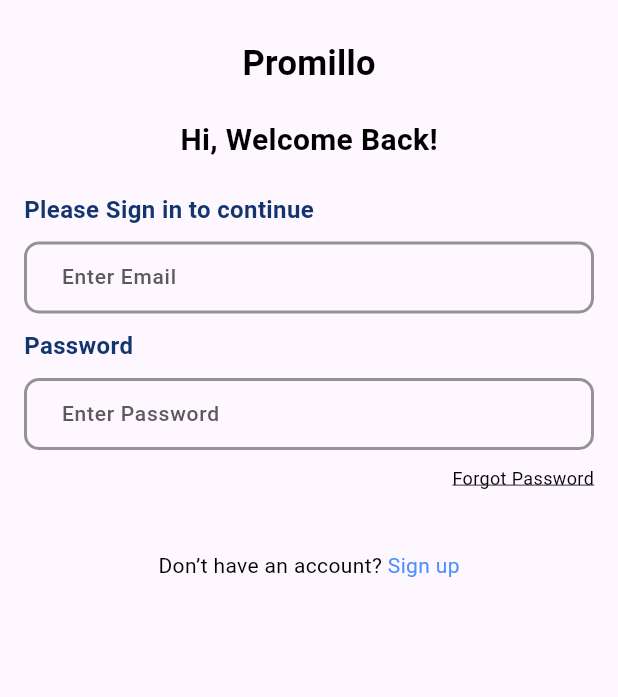
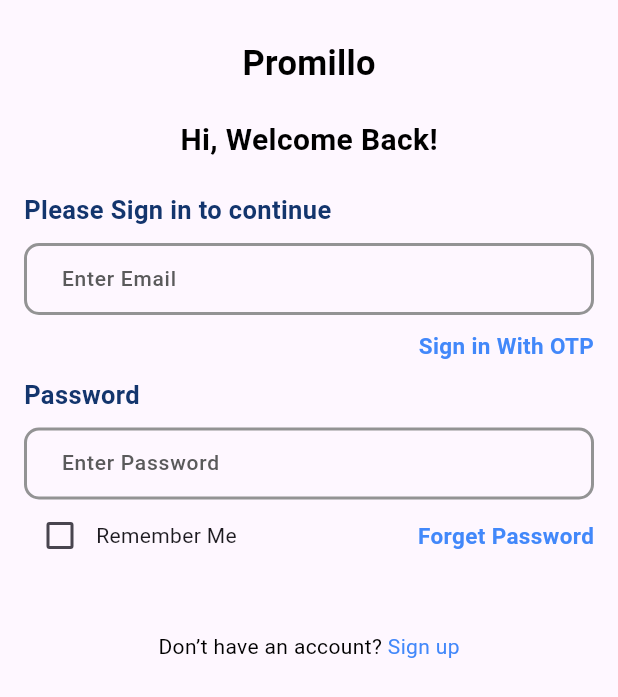
Before and after one commit to TamilSelvanRaja/Thetazero, a Flutter app: the screen it shows after launch, on a phone screen of 412 x 824 dp. Shown: the top 697 px of the screen. Run offline on Flutter 3.47's test engine with Material 3 defaults, Android fonts, the phone set to English and light mode, and no system bars; our stand-ins replace flutter_form_builder, get.

Commit message:
UI Designing

```diff
--- a/lib/constants/colors.dart
+++ b/lib/constants/colors.dart
@@ -1,6 +1,6 @@
 import 'package:flutter/material.dart';
 
-const primaryColor = Color(0xFF4A90FF);
+const primaryColor = Color.fromARGB(255, 66, 136, 250);
 const secondaryColor = Color(0xFF13356D);
 const grey01 = Color(0xFF939394);
 const grey02 = Color(0xFF5A5A5B);
--- a/lib/features/login_screen.dart
+++ b/lib/features/login_screen.dart
@@ -12,6 +12,7 @@
 }
 
 class _LoginScreenViewState extends State<LoginScreenView> {
+  bool remember = false;
   @override
   void initState() {
     super.initState();
@@ -47,6 +48,10 @@
                   },
                 ),
                 UiHelper.verticalSpaceSmall,
+                Row(
+                  children: [const Spacer(), UiHelper.textStyle(str.signinotp, 15, color: clr.primaryColor, isBold: true)],
+                ),
+                UiHelper.verticalSpaceSmall,
                 CustomInput(
                   lableText: str.password,
                   hintText: str.enterpassword,
@@ -69,15 +74,20 @@
                 //     }
                 //   },
                 // ),
-                UiHelper.verticalSpaceSmall,
                 Row(
                   children: [
+                    Checkbox(
+                      value: remember,
+                      activeColor: clr.primaryColor,
+                      onChanged: (value) {
+                        setState(() {
+                          remember = value!;
+                        });
+                      },
+                    ),
+                    Text(str.rememberme),
                     const Spacer(),
-                    GestureDetector(
-                        onTap: () {
-                          //   Get.to(() => const VerifyNumberView(title: "Forgotpassword"));
-                        },
-                        child: UiHelper.textStyle("Forgot Password", 12, isUnderline: true))
+                    UiHelper.textStyle(str.forgetpass, 15, color: clr.primaryColor, isBold: true)
                   ],
                 ),
                 UiHelper.verticalSpaceMedium,
--- a/lib/layouts/custom_input.dart
+++ b/lib/layouts/custom_input.dart
@@ -29,7 +29,7 @@
     return Column(
       crossAxisAlignment: CrossAxisAlignment.start,
       children: [
-        UiHelper.textStyle(widget.lableText, 16, isBold: true, color: clr.secondaryColor),
+        UiHelper.textStyle(widget.lableText, 17, isBold: true, color: clr.secondaryColor),
         UiHelper.verticalSpaceSmall,
         FormBuilderTextField(
           style: const TextStyle(fontSize: 13, fontWeight: FontWeight.w500, color: clr.black),
```
